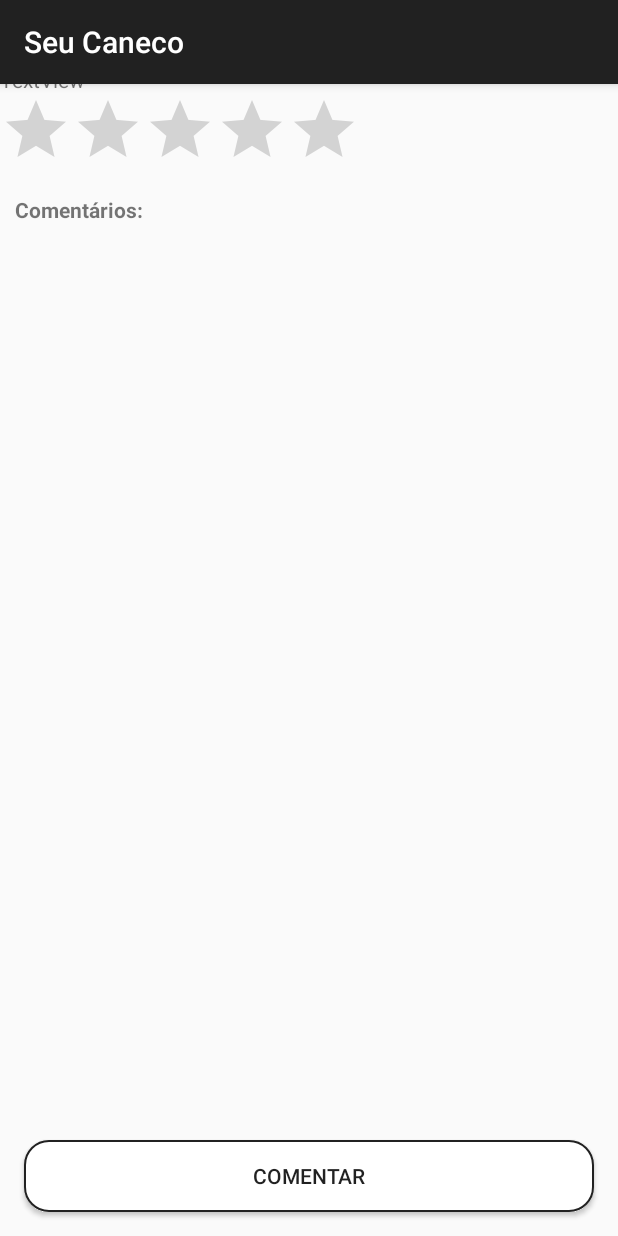
After one commit to PedroAugustoBarros/ProjetoDesign, an Android app: the layout activity_comentario.xml on its own in the app's theme, with its tools: preview values and no code run, on a phone screen of 412 x 824 dp. The commit adds this screen. Run offline under Robolectric (Android 15) with nearby library versions, the phone set to English and light mode, and no system bars.

Commit message:
Tela de comentarios

```diff
--- /dev/null
+++ b/app/src/main/res/layout/activity_comentario.xml
@@ -0,0 +1,27 @@
+<?xml version="1.0" encoding="utf-8"?>
+<android.support.design.widget.CoordinatorLayout xmlns:android="http://schemas.android.com/apk/res/android"
+    xmlns:app="http://schemas.android.com/apk/res-auto"
+    xmlns:tools="http://schemas.android.com/tools"
+    android:layout_width="match_parent"
+    android:layout_height="match_parent"
+    tools:context=".DetalheActivity">
+
+    <android.support.design.widget.AppBarLayout
+        android:layout_width="match_parent"
+        android:layout_height="wrap_content"
+        android:theme="@style/AppTheme.AppBarOverlay">
+
+        <android.support.v7.widget.Toolbar
+            android:id="@+id/toolbar"
+            android:layout_width="match_parent"
+            android:layout_height="?attr/actionBarSize"
+            android:background="?attr/colorPrimary"
+            app:title="@string/app_name"
+            android:titleTextColor="@android:color/white"
+            app:popupTheme="@style/AppTheme.PopupOverlay" />
+
+    </android.support.design.widget.AppBarLayout>
+
+    <include layout="@layout/fragment_comentario" />
+
+</android.support.design.widget.CoordinatorLayout>
```
Also changed, not shown: app/src/main/java/br/com/pedro/projetodesign/ComentarioFragment.java (+6 -10 lines), app/src/main/java/br/com/pedro/projetodesign/ComentariosActivity.java (+161 -1 lines).
